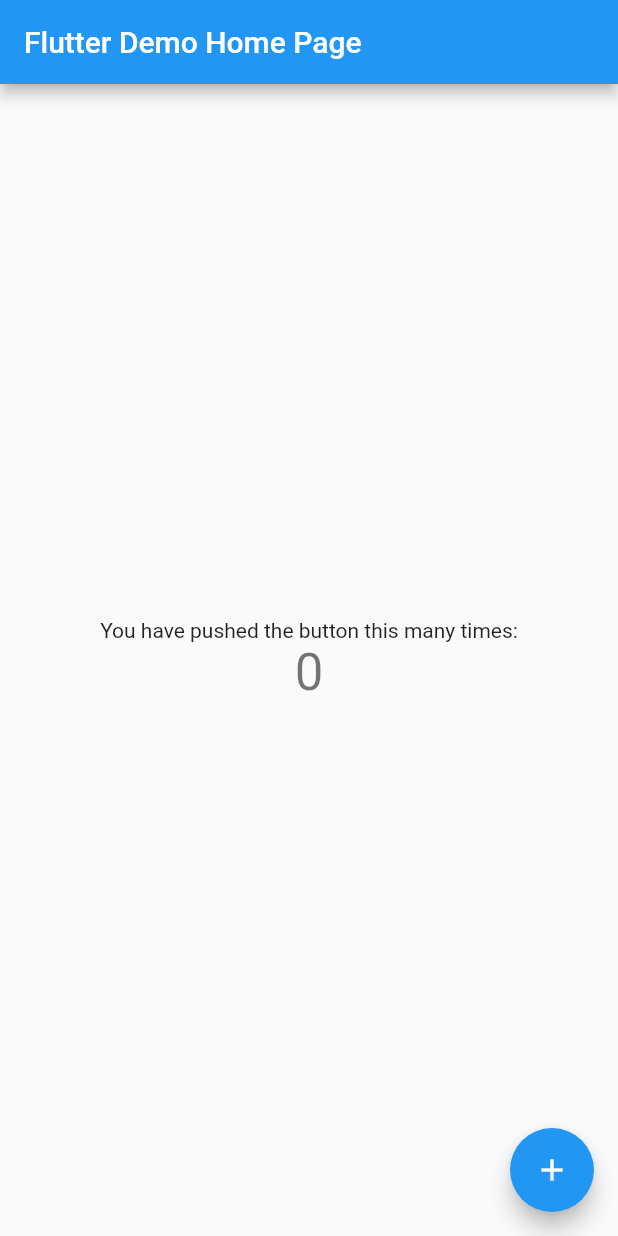
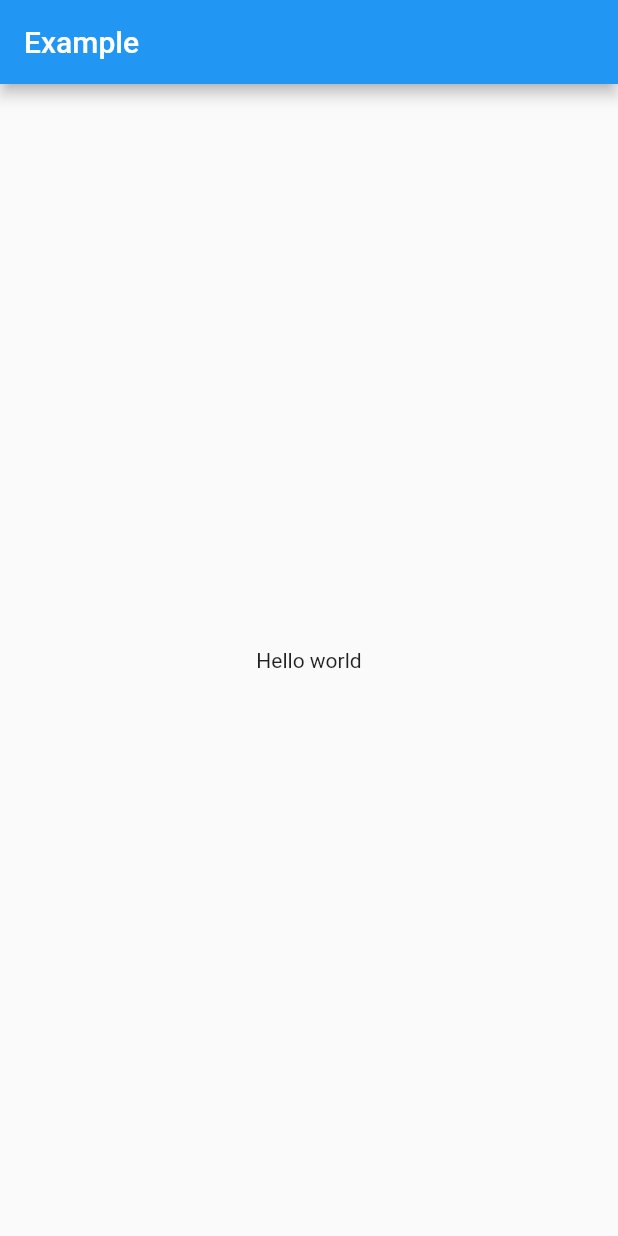
Before and after one commit to nazaburo/flutter_study, a Flutter app: the screen it shows after launch, on a phone screen of 412 x 824 dp. Run offline on Flutter 3.47's test engine with Material 2 defaults, Android fonts, the phone set to English and light mode, and no system bars; our stand-ins replace hooks_riverpod.

Commit message:
Add Riverpod

```diff
--- /dev/null
+++ b/lib/app.dart
@@ -0,0 +1,22 @@
+import 'package:flutter/material.dart';
+import 'package:hooks_riverpod/hooks_riverpod.dart';
+
+final helloWorldProvider = Provider((_) => 'Hello world');
+
+class App extends HookConsumerWidget {
+  const App({Key? key}) : super(key: key);
+
+  @override
+  Widget build(BuildContext context, WidgetRef ref) {
+    final String value = ref.watch(helloWorldProvider);
+
+    return MaterialApp(
+      home: Scaffold(
+        appBar: AppBar(title: const Text('Example')),
+        body: Center(
+          child: Text(value),
+        ),
+      ),
+    );
+  }
+}
--- a/lib/main.dart
+++ b/lib/main.dart
@@ -1,115 +1,10 @@
 import 'package:flutter/material.dart';
+import 'package:hooks_riverpod/hooks_riverpod.dart';
+
+import 'app.dart';
 
 void main() {
-  runApp(const MyApp());
+  runApp(
+    const ProviderScope(child: App()),
+  );
 }
-
-class MyApp extends StatelessWidget {
-  const MyApp({Key? key}) : super(key: key);
-
-  // This widget is the root of your application.
-  @override
-  Widget build(BuildContext context) {
-    return MaterialApp(
-      title: 'Flutter Demo',
-      theme: ThemeData(
-        // This is the theme of your application.
-        //
-        // Try running your application with "flutter run". You'll see the
-        // application has a blue toolbar. Then, without quitting the app, try
-        // changing the primarySwatch below to Colors.green and then invoke
-        // "hot reload" (press "r" in the console where you ran "flutter run",
-        // or simply save your changes to "hot reload" in a Flutter IDE).
-        // Notice that the counter didn't reset back to zero; the application
-        // is not restarted.
-        primarySwatch: Colors.blue,
-      ),
-      home: const MyHomePage(title: 'Flutter Demo Home Page'),
-    );
-  }
-}
-
-class MyHomePage extends StatefulWidget {
-  const MyHomePage({Key? key, required this.title}) : super(key: key);
-
-  // This widget is the home page of your application. It is stateful, meaning
-  // that it has a State object (defined below) that contains fields that affect
-  // how it looks.
-
-  // This class is the configuration for the state. It holds the values (in this
-  // case the title) provided by the parent (in this case the App widget) and
-  // used by the build method of the State. Fields in a Widget subclass are
-  // always marked "final".
-
-  final String title;
-
-  @override
-  State<MyHomePage> createState() => _MyHomePageState();
-}
-
-class _MyHomePageState extends State<MyHomePage> {
-  int _counter = 0;
-
-  void _incrementCounter() {
-    setState(() {
-      // This call to setState tells the Flutter framework that something has
-      // changed in this State, which causes it to rerun the build method below
-      // so that the display can reflect the updated values. If we changed
-      // _counter without calling setState(), then the build method would not be
-      // called again, and so nothing would appear to happen.
-      _counter++;
-    });
-  }
-
-  @override
-  Widget build(BuildContext context) {
-    // This method is rerun every time setState is called, for instance as done
-    // by the _incrementCounter method above.
-    //
-    // The Flutter framework has been optimized to make rerunning build methods
-    // fast, so that you can just rebuild anything that needs updating rather
-    // than having to individually change instances of widgets.
-    return Scaffold(
-      appBar: AppBar(
-        // Here we take the value from the MyHomePage object that was created by
-        // the App.build method, and use it to set our appbar title.
-        title: Text(widget.title),
-      ),
-      body: Center(
-        // Center is a layout widget. It takes a single child and positions it
-        // in the middle of the parent.
-        child: Column(
-          // Column is also a layout widget. It takes a list of children and
-          // arranges them vertically. By default, it sizes itself to fit its
-          // children horizontally, and tries to be as tall as its parent.
-          //
-          // Invoke "debug painting" (press "p" in the console, choose the
-          // "Toggle Debug Paint" action from the Flutter Inspector in Android
-          // Studio, or the "Toggle Debug Paint" command in Visual Studio Code)
-          // to see the wireframe for each widget.
-          //
-          // Column has various properties to control how it sizes itself and
-          // how it positions its children. Here we use mainAxisAlignment to
-          // center the children vertically; the main axis here is the vertical
-          // axis because Columns are vertical (the cross axis would be
-          // horizontal).
-          mainAxisAlignment: MainAxisAlignment.center,
-          children: <Widget>[
-            const Text(
-              'You have pushed the button this many times:',
-            ),
-            Text(
-              '$_counter',
-              style: Theme.of(context).textTheme.headline4,
-            ),
-          ],
-        ),
-      ),
-      floatingActionButton: FloatingActionButton(
-        onPressed: _incrementCounter,
-        tooltip: 'Increment',
-        child: const Icon(Icons.add),
-      ), // This trailing comma makes auto-formatting nicer for build methods.
-    );
-  }
-}
--- a/pubspec.yaml
+++ b/pubspec.yaml
@@ -29,6 +29,9 @@ environment:
 dependencies:
   flutter:
     sdk: flutter
+
+  flutter_hooks: ^0.18.0
+  hooks_riverpod: ^2.0.0-dev.9
 
 
   # The following adds the Cupertino Icons font to your application.
```
Also changed, not shown: pubspec.lock, 1 other file.
